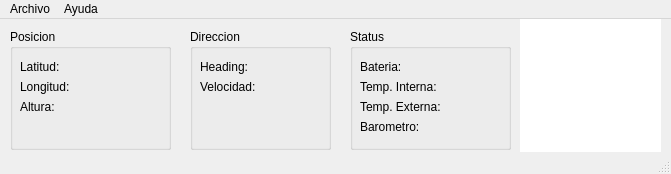
Old version of the form mainwindow.ui in the repository ladecadence/ASHAB-Telemetry.
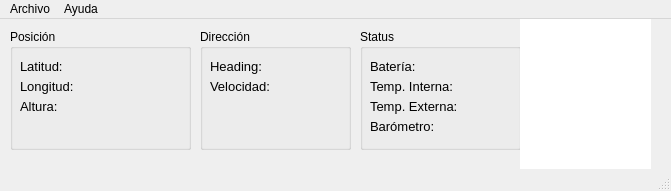
New version of the form.

The edit to the form file:
```diff
--- a/mainwindow.ui
+++ b/mainwindow.ui
@@ -7,7 +7,7 @@
     <x>0</x>
     <y>0</y>
     <width>671</width>
-    <height>174</height>
+    <height>191</height>
    </rect>
   </property>
   <property name="windowTitle">
@@ -19,22 +19,27 @@
      <rect>
       <x>10</x>
       <y>10</y>
-      <width>161</width>
+      <width>181</width>
       <height>121</height>
      </rect>
     </property>
     <property name="title">
-     <string>Posicion</string>
+     <string>Posición</string>
     </property>
     <widget class="QLabel" name="labelLat">
      <property name="geometry">
       <rect>
        <x>10</x>
        <y>30</y>
-       <width>141</width>
+       <width>161</width>
        <height>16</height>
       </rect>
      </property>
+     <property name="font">
+      <font>
+       <pointsize>10</pointsize>
+      </font>
+     </property>
      <property name="text">
       <string>&lt;html&gt;&lt;head/&gt;&lt;body&gt;&lt;p&gt;Latitud:&lt;/p&gt;&lt;/body&gt;&lt;/html&gt;</string>
      </property>
@@ -44,10 +49,15 @@
       <rect>
        <x>10</x>
        <y>50</y>
-       <width>141</width>
+       <width>161</width>
        <height>16</height>
       </rect>
      </property>
+     <property name="font">
+      <font>
+       <pointsize>10</pointsize>
+      </font>
+     </property>
      <property name="text">
       <string>&lt;html&gt;&lt;head/&gt;&lt;body&gt;&lt;p&gt;Longitud:&lt;/p&gt;&lt;/body&gt;&lt;/html&gt;</string>
      </property>
@@ -57,10 +67,15 @@
       <rect>
        <x>10</x>
        <y>70</y>
-       <width>141</width>
+       <width>161</width>
        <height>16</height>
       </rect>
      </property>
+     <property name="font">
+      <font>
+       <pointsize>10</pointsize>
+      </font>
+     </property>
      <property name="text">
       <string>&lt;html&gt;&lt;head/&gt;&lt;body&gt;&lt;p&gt;Altura:&lt;/p&gt;&lt;/body&gt;&lt;/html&gt;</string>
      </property>
@@ -69,14 +84,14 @@
    <widget class="QGroupBox" name="groupBox_2">
     <property name="geometry">
      <rect>
-      <x>190</x>
+      <x>200</x>
       <y>10</y>
-      <width>141</width>
+      <width>151</width>
       <height>121</height>
      </rect>
     </property>
     <property name="title">
-     <string>Direccion</string>
+     <string>Dirección</string>
     </property>
     <widget class="QLabel" name="labelHdg">
      <property name="geometry">
@@ -87,6 +102,11 @@
        <height>16</height>
       </rect>
      </property>
+     <property name="font">
+      <font>
+       <pointsize>10</pointsize>
+      </font>
+     </property>
      <property name="text">
       <string>&lt;html&gt;&lt;head/&gt;&lt;body&gt;&lt;p&gt;Heading:&lt;/p&gt;&lt;/body&gt;&lt;/html&gt;</string>
      </property>
@@ -100,6 +120,11 @@
        <height>16</height>
       </rect>
      </property>
+     <property name="font">
+      <font>
+       <pointsize>10</pointsize>
+      </font>
+     </property>
      <property name="text">
       <string>&lt;html&gt;&lt;head/&gt;&lt;body&gt;&lt;p&gt;Velocidad:&lt;/p&gt;&lt;/body&gt;&lt;/html&gt;</string>
      </property>
@@ -108,7 +133,7 @@
    <widget class="QGroupBox" name="groupBox_3">
     <property name="geometry">
      <rect>
-      <x>350</x>
+      <x>360</x>
       <y>10</y>
       <width>161</width>
       <height>121</height>
@@ -126,8 +151,13 @@
        <height>16</height>
       </rect>
      </property>
+     <property name="font">
+      <font>
+       <pointsize>10</pointsize>
+      </font>
+     </property>
      <property name="text">
-      <string>&lt;html&gt;&lt;head/&gt;&lt;body&gt;&lt;p&gt;Bateria:&lt;/p&gt;&lt;/body&gt;&lt;/html&gt;</string>
+      <string>&lt;html&gt;&lt;head/&gt;&lt;body&gt;&lt;p&gt;Batería:&lt;/p&gt;&lt;/body&gt;&lt;/html&gt;</string>
      </property>
     </widget>
     <widget class="QLabel" name="labelTin">
@@ -139,6 +169,11 @@
        <height>16</height>
       </rect>
      </property>
+     <property name="font">
+      <font>
+       <pointsize>10</pointsize>
+      </font>
+     </property>
      <property name="text">
       <string>&lt;html&gt;&lt;head/&gt;&lt;body&gt;&lt;p&gt;Temp. Interna: &lt;/p&gt;&lt;/body&gt;&lt;/html&gt;</string>
      </property>
@@ -152,6 +187,11 @@
        <height>16</height>
       </rect>
      </property>
+     <property name="font">
+      <font>
+       <pointsize>10</pointsize>
+      </font>
+     </property>
      <property name="text">
       <string>&lt;html&gt;&lt;head/&gt;&lt;body&gt;&lt;p&gt;Temp. Externa: &lt;/p&gt;&lt;/body&gt;&lt;/html&gt;</string>
      </property>
@@ -165,8 +205,13 @@
        <height>16</height>
       </rect>
      </property>
+     <property name="font">
+      <font>
+       <pointsize>10</pointsize>
+      </font>
+     </property>
      <property name="text">
-      <string>&lt;html&gt;&lt;head/&gt;&lt;body&gt;&lt;p&gt;Barometro:&lt;/p&gt;&lt;/body&gt;&lt;/html&gt;</string>
+      <string>&lt;html&gt;&lt;head/&gt;&lt;body&gt;&lt;p&gt;Barómetro:&lt;/p&gt;&lt;/body&gt;&lt;/html&gt;</string>
      </property>
     </widget>
    </widget>
@@ -175,8 +220,8 @@
      <rect>
       <x>520</x>
       <y>0</y>
-      <width>141</width>
-      <height>141</height>
+      <width>131</width>
+      <height>151</height>
      </rect>
     </property>
     <property name="frameShape">
@@ -188,6 +233,9 @@
     <property name="lineWidth">
      <number>0</number>
     </property>
+    <property name="midLineWidth">
+     <number>0</number>
+    </property>
    </widget>
   </widget>
   <widget class="QMenuBar" name="menuBar">
```
Left out of the diff: 2 changed lines with no effect on the pictures.
